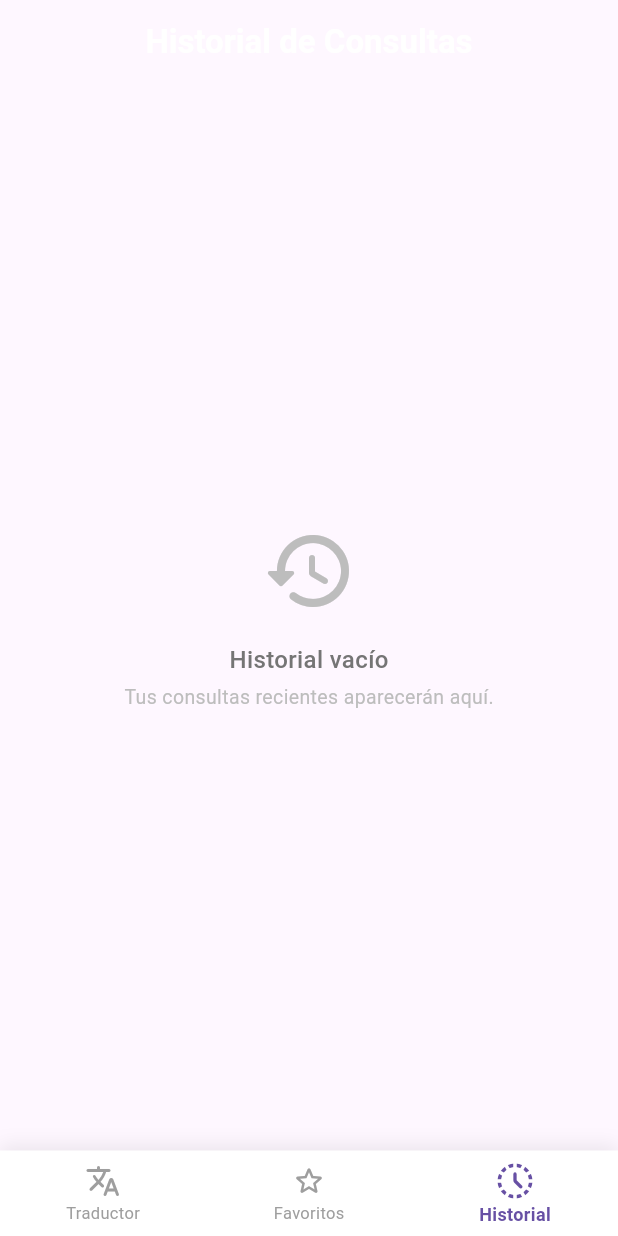
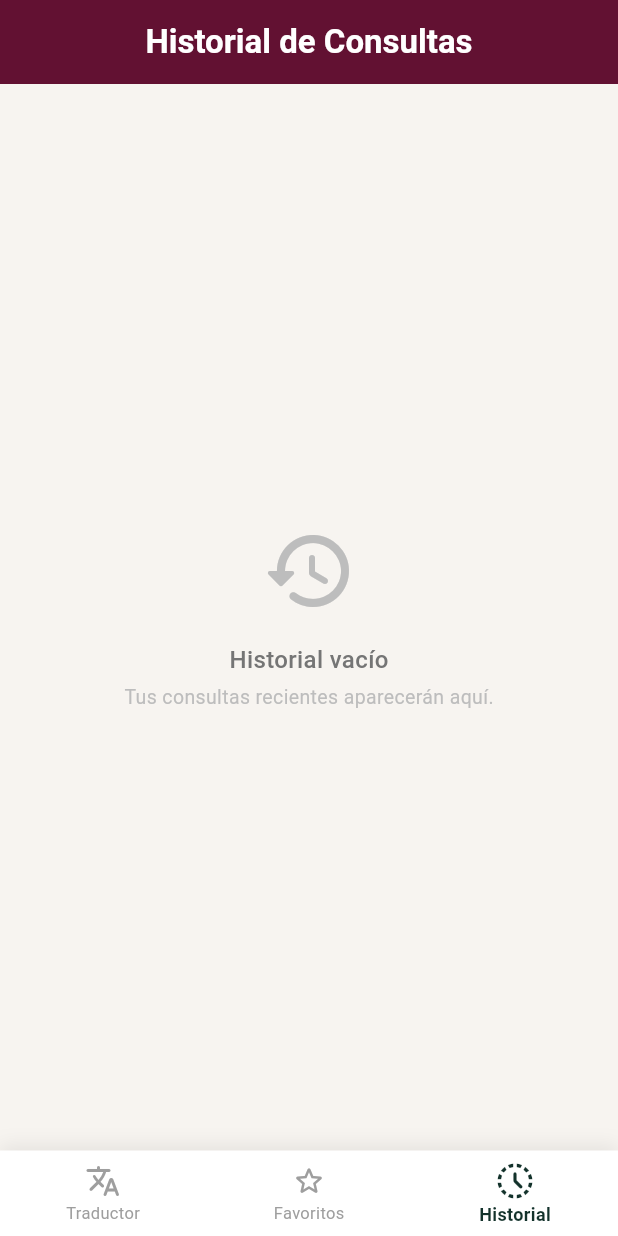
Before and after one commit to JakimHartz/tlahtolli-app, a Flutter app: the screen it shows after launch, item 3 of the bottom bar chosen, on a phone screen of 412 x 824 dp. Run offline on Flutter 3.47's test engine with Material 3 defaults, Android fonts, the phone set to English and light mode, and no system bars; our stand-ins replace sqflite; accounts and stored records are empty.

Commit message:
Se aplicaron correcciones de sintaxis en archivos de vistas

```diff
--- /dev/null
+++ b/lib/core/theme/app_theme.dart
@@ -0,0 +1,38 @@
+import 'package:flutter/material.dart';
+
+class AppTheme {
+  // Colores institucionales / culturales
+  static const Color primaryColor = Color(0xFF621132); // Guinda
+  static const Color accentColor = Color(0xFF13322B);  // Verde Jade / Turquesa
+  static const Color backgroundColor = Color(0xFFF7F4F0); // Crema / Arena claro
+
+  static final ThemeData lightTheme = ThemeData(
+    useMaterial3: true,
+    scaffoldBackgroundColor: backgroundColor,
+    colorScheme: ColorScheme.fromSeed(
+      seedColor: primaryColor,
+      primary: primaryColor,
+      secondary: accentColor,
+    ),
+    inputDecorationTheme: InputDecorationTheme(
+      filled: true,
+      fillColor: Colors.white,
+      border: OutlineInputBorder(
+        borderRadius: BorderRadius.circular(12),
+        borderSide: BorderSide(color: Colors.grey.shade300),
+      ),
+      enabledBorder: OutlineInputBorder(
+        borderRadius: BorderRadius.circular(12),
+        borderSide: BorderSide(color: Colors.grey.shade200),
+      ),
+    ),
+    elevatedButtonTheme: ElevatedButtonThemeData(
+      style: ElevatedButton.styleFrom(
+        backgroundColor: primaryColor,
+        foregroundColor: Colors.white,
+        padding: const EdgeInsets.symmetric(vertical: 16),
+        shape: RoundedRectangleBorder(borderRadius: BorderRadius.circular(12)),
+      ),
+    ),
+  );
+}
--- a/lib/main.dart
+++ b/lib/main.dart
@@ -2,7 +2,6 @@ import 'package:flutter/material.dart';
 import 'package:provider/provider.dart';
 import 'core/theme/app_theme.dart';
 import 'viewmodels/traductor_viewmodel.dart';
-import 'views/inicio/traductor_screen.dart';
 import 'views/widgets/custom_bottom_nav.dart'; // Importamos la nueva pantalla de navegación
 
 void main() {
--- a/lib/views/historial/historial_screen.dart
+++ b/lib/views/historial/historial_screen.dart
@@ -73,7 +73,7 @@ class _HistorialScreenState extends State<HistorialScreen> {
 
                 return Card(
                   color: Colors.white,
-                  margin: const EdgeInsets.bottom(10),
+                  margin: const EdgeInsets.only(bottom: 10),
                   elevation: 0,
                   shape: RoundedRectangleBorder(
                     borderRadius: BorderRadius.circular(12),
--- a/lib/views/inicio/traductor_screen.dart
+++ b/lib/views/inicio/traductor_screen.dart
@@ -159,7 +159,7 @@ class _TraductorScreenState extends State<TraductorScreen> {
                 child: Text(
                   vm.mensajeError!,
                   style: TextStyle(color: Colors.red.shade900, fontSize: 14),
-                  textAlign: Center,
+                  textAlign: TextAlign.center, // <-- Corregido aquí
                 ),
               ),
           ],
```
Also changed, not shown: lib/views/detalle/resultado_screen.dart (+33 -1 lines), lib/views/favoritos/favoritos_screen.dart (+4 -4 lines), 1 other file.
